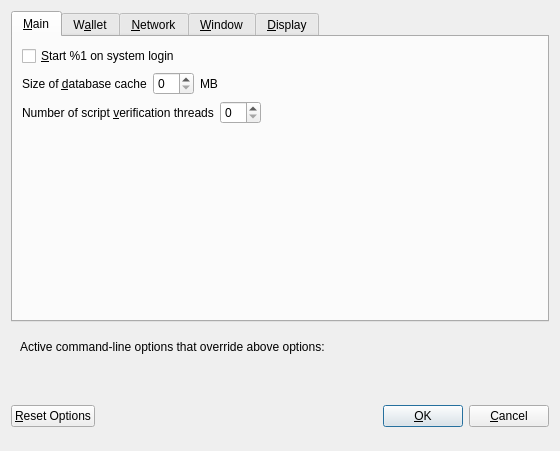
Old version of the form src/qt/forms/optionsdialog.ui in the repository bitcoincore-dev/bitcoin-2001-863168-294116-d812cf1189.
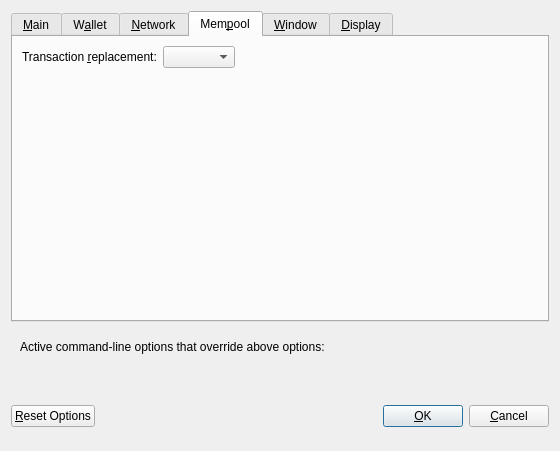
New version of the form. The open tabs and pages were chosen to show the change. Custom widgets are drawn as their Qt base class.

Commit message: Qt/Options: Configure mempoolreplacement using rwconf

What changed in the file:
```diff
--- a/src/qt/forms/optionsdialog.ui
+++ b/src/qt/forms/optionsdialog.ui
@@ -598,6 +598,63 @@
        </item>
       </layout>
      </widget>
+     <widget class="QWidget" name="tabMempool">
+      <attribute name="title">
+       <string>Mem&amp;pool</string>
+      </attribute>
+      <layout class="QVBoxLayout" name="verticalLayout_Mempool">
+       <item>
+        <layout class="QHBoxLayout" name="horizontalLayout_Mempool_replacement">
+         <item>
+          <widget class="QLabel" name="mempoolreplacementLabel">
+           <property name="text">
+            <string>Transaction &amp;replacement:</string>
+           </property>
+           <property name="textFormat">
+            <enum>Qt::PlainText</enum>
+           </property>
+           <property name="buddy">
+            <cstring>mempoolreplacement</cstring>
+           </property>
+          </widget>
+         </item>
+         <item>
+          <widget class="QValueComboBox" name="mempoolreplacement">
+           <property name="toolTip">
+            <string>Sometimes wallets will broadcast an update/replacement for another unconfirmed transaction. This setting controls whether you honour such replacements.</string>
+           </property>
+          </widget>
+         </item>
+         <item>
+          <spacer name="horizontalSpacer_Mempool_replacement">
+           <property name="orientation">
+            <enum>Qt::Horizontal</enum>
+           </property>
+           <property name="sizeHint" stdset="0">
+            <size>
+             <width>40</width>
+             <height>20</height>
+            </size>
+           </property>
+          </spacer>
+         </item>
+        </layout>
+       </item>
+       <item>
+        <spacer name="verticalSpacer_Mempool">
+         <property name="orientation">
+          <enum>Qt::Vertical</enum>
+         </property>
+         <property name="sizeHint" stdset="0">
+          <size>
+           <width>20</width>
+           <height>40</height>
+          </size>
+         </property>
+        </spacer>
+       </item>
+      </layout>
+     </widget>
      <widget class="QWidget" name="tabWindow">
       <attribute name="title">
        <string>&amp;Window</string>
```
The commit also changes 3 other files.
